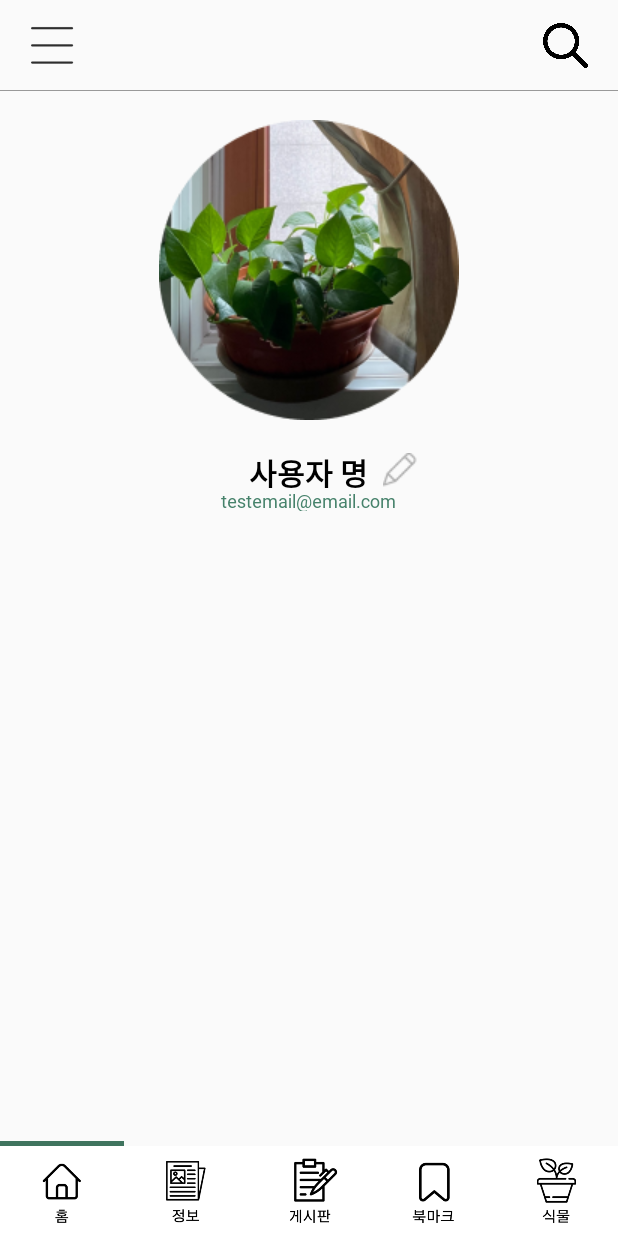
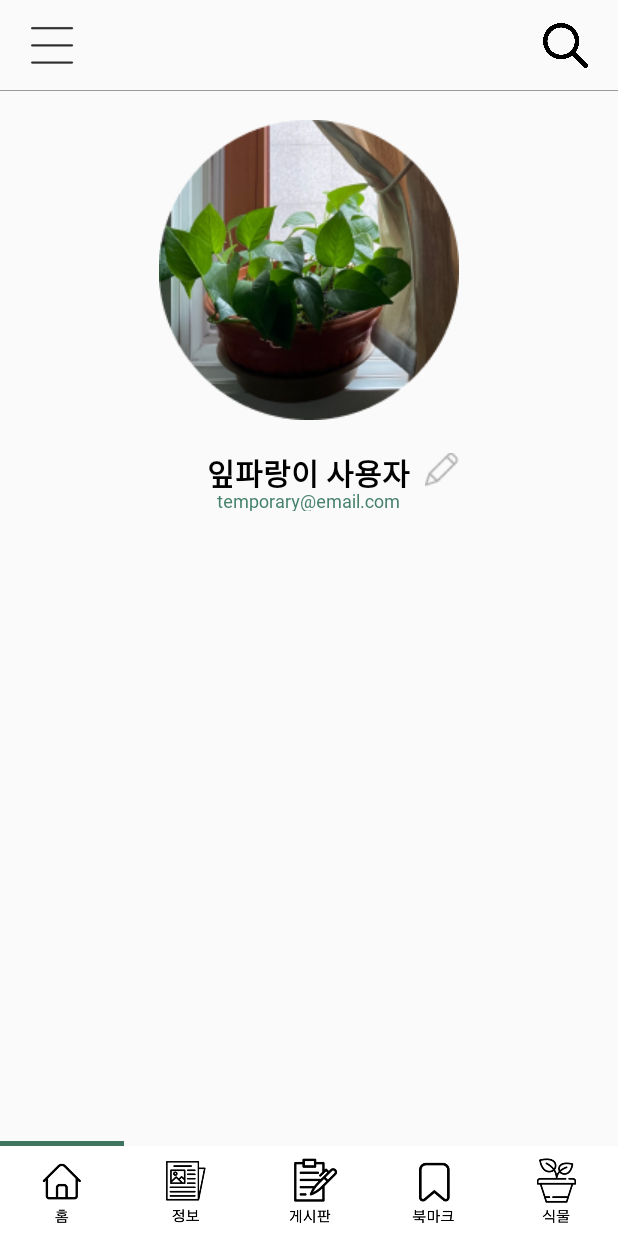
Before and after one commit to mju-teamproject-44/BlueLeaf, an Android app: the screen it shows after launch once a user with an empty profile is signed in (MainActivity), on a phone screen of 412 x 824 dp. Run offline under Robolectric (Android 15) with nearby library versions, the phone set to English and light mode, and no system bars; our stand-ins replace Firebase (no records; nobody signed in at launch, a user with empty details on screens opened directly), data binding; 2 statements that could not run were skipped.

Commit message:
FEAT, DESIGN : HomeFragment FB연동 및 사용자명 변경 기능 구현
변경사항은 아래와 같습니다.
- 일부 디자인 수정
- Realtime Database와 사용자명, 이메일 연동
- 사용자명 수정 기능 추가

```diff
--- a/app/src/main/java/com/example/blueleaf/fragments/HomeFragment.kt
+++ b/app/src/main/java/com/example/blueleaf/fragments/HomeFragment.kt
@@ -1,18 +1,32 @@
 package com.example.blueleaf.fragments
 
 import android.os.Bundle
+import android.util.Log
 import androidx.fragment.app.Fragment
 import android.view.LayoutInflater
 import android.view.View
 import android.view.ViewGroup
+import android.widget.ImageView
+import android.widget.TextView
+import android.widget.Toast
 import androidx.databinding.DataBindingUtil
 import androidx.navigation.findNavController
 import com.example.blueleaf.R
+import com.example.blueleaf.contentsList.UserModel
 import com.example.blueleaf.databinding.FragmentHomeBinding
+import com.google.firebase.auth.ktx.auth
+import com.google.firebase.database.DatabaseReference
+import com.google.firebase.database.ktx.database
+import com.google.firebase.ktx.Firebase
+import java.lang.Exception
 
 
 class HomeFragment : Fragment() {
     private lateinit var binding:FragmentHomeBinding
+
+    //Database Reference
+    private lateinit var database : DatabaseReference
+
     override fun onCreate(savedInstanceState: Bundle?) {
         super.onCreate(savedInstanceState)
     }
@@ -21,7 +35,82 @@ class HomeFragment : Fragment() {
 
         binding = DataBindingUtil.inflate(inflater, R.layout.fragment_home, container, false)
 
+        //* Display & Editing UserName (Jinhyun)
+        // #1. Variables
+        database = Firebase.database.reference
+        val userUID = Firebase.auth.currentUser?.uid
+        var userName: String = "잎파랑이 사용자"
+        var userEmail: String = "temporary@email.com"
 
+        // #2. Function
+        fun setUserName(newName: String){
+            binding.homeUsernameTextView.text = newName
+            binding.homeUsernameEditText.hint = newName
+
+        }
+        fun setEditMode(isEditing: Boolean){
+            if(isEditing){
+                binding.homeUsernameTextView.visibility = TextView.INVISIBLE
+                binding.homeEditImageView.visibility = ImageView.GONE
+                binding.homeUsernameEditText.visibility = TextView.VISIBLE
+                binding.homeSaveImageView.visibility = ImageView.VISIBLE
+            }
+            else{
+                binding.homeUsernameTextView.visibility = TextView.VISIBLE
+                binding.homeEditImageView.visibility = ImageView.VISIBLE
+                binding.homeUsernameEditText.visibility = TextView.GONE
+                binding.homeSaveImageView.visibility = ImageView.GONE
+            }
+        }
+
+       try {
+           // #3. Details - Display UserName & Email
+           if (userUID == null) {
+               throw Exception("userUID is null")
+           }
+           //Gets the user's name
+           database.child("users").child(userUID!!).child("userName").get()
+               .addOnSuccessListener {
+                   userName = it.value.toString()
+                   setUserName(userName)
+                   Log.d("Success_userName", "userName = $userName")
+
+               }.addOnFailureListener {
+                   setUserName(userName)
+                   Log.e("Fail_userName", "Failed to get user name.")
+                   throw Exception("userName not found.")
+               }
+           //Gets the user's email
+           database.child("users").child(userUID!!).child("userEmail").get()
+               .addOnSuccessListener {
+                   userEmail = it.value.toString()
+                   binding.homeEmailTextView.text = userEmail
+                   Log.d("Success_userEmail", "userEmail = $userEmail")
+
+               }.addOnFailureListener {
+                   binding.homeEmailTextView.text = userEmail
+                   Log.e("Fail_userEmail", "Failed to get user email.")
+                   throw Exception("userEmail not found.")
+               }
+
+           // #4. Details - Editing UserName
+           binding.homeEditImageView.setOnClickListener {
+               setEditMode(true)
+               binding.homeSaveImageView.setOnClickListener {
+                   //Edit Local
+                   val newUserName: String = binding.homeUsernameEditText.text.toString()
+                   setUserName(newUserName)
+
+                   //Edit Database
+                   database.child("users").child(userUID!!).child("userName").setValue(newUserName)
+
+                   setEditMode(false)
+               }
+           }
+       }catch(e: Exception){
+           Toast.makeText(context, "사용자 정보를 불러오는데 실패했습니다.", Toast.LENGTH_LONG).show()
+           Log.e("Error", e.message.toString())
+       }
 
         //Navigate
         binding.homeTab.setOnClickListener(){
--- a/app/src/main/res/layout/fragment_home.xml
+++ b/app/src/main/res/layout/fragment_home.xml
@@ -24,7 +24,7 @@
                 android:layout_height="wrap_content">
 
                 <ImageView
-                    android:id="@+id/home_profile_imageview"
+                    android:id="@+id/homeProfileImageView"
 
                     android:src="@drawable/home_profile"
 
@@ -36,11 +36,14 @@
                     android:layout_height="200dp">
                 </ImageView>
 
-                <TextView
-                    android:id="@+id/home_username_textview"
-                    android:visibility="visible"
+                <EditText
+                    android:id="@+id/homeUsernameEditText"
+                    android:visibility="gone"
+                    android:background="@android:color/transparent"
+                    android:singleLine="true"
+                    android:privateImeOptions="defaultInputmode=korean"
 
-                    android:text="사용자 명"
+                    android:hint=""
                     android:textColor="@color/black"
                     android:textSize="20sp"
                     android:textStyle="bold"
@@ -49,18 +52,18 @@
                     android:gravity="center"
 
                     android:layout_centerHorizontal="true"
-                    android:layout_below="@id/home_profile_imageview"
+                    android:layout_below="@id/homeProfileImageView"
                     android:layout_marginTop="20dp"
 
                     android:layout_width="wrap_content"
-                    android:layout_height="25dp">
-                </TextView>
+                    android:layout_height="wrap_content">
+                </EditText>
 
-                <EditText
-                    android:id="@+id/home_username_edittext"
-                    android:visibility="gone"
+                <TextView
+                    android:id="@+id/homeUsernameTextView"
+                    android:visibility="visible"
 
-                    android:text="사용자 명"
+                    android:text=""
                     android:textColor="@color/black"
                     android:textSize="20sp"
                     android:textStyle="bold"
@@ -69,21 +72,21 @@
                     android:gravity="center"
 
                     android:layout_centerHorizontal="true"
-                    android:layout_below="@id/home_profile_imageview"
+                    android:layout_below="@id/homeProfileImageView"
                     android:layout_marginTop="20dp"
 
                     android:layout_width="wrap_content"
                     android:layout_height="25dp">
-                </EditText>
+                </TextView>
 
                 <ImageView
-                    android:id="@+id/home_edit_emageview"
-                    android:visibility="visible"
+                    android:id="@+id/homeSaveImageView"
+                    android:visibility="gone"
 
                     android:src="@drawable/home_icon_pen"
 
-                    android:layout_toEndOf="@id/home_username_textview"
-                    android:layout_alignBottom="@id/home_username_textview"
+                    android:layout_toEndOf="@id/homeUsernameEditText"
+                    android:layout_alignBottom="@id/homeUsernameEditText"
                     android:layout_marginLeft="10dp"
 
                     android:layout_width="wrap_content"
@@ -91,13 +94,13 @@
                 </ImageView>
 
                 <ImageView
-                    android:id="@+id/home_save_emageview"
-                    android:visibility="gone"
+                    android:id="@+id/homeEditImageView"
+                    android:visibility="visible"
 
                     android:src="@drawable/home_icon_pen"
 
-                    android:layout_toEndOf="@id/home_username_textview"
-                    android:layout_alignBottom="@id/home_username_textview"
+                    android:layout_toEndOf="@id/homeUsernameTextView"
+                    android:layout_alignBottom="@id/homeUsernameTextView"
                     android:layout_marginLeft="10dp"
 
                     android:layout_width="wrap_content"
@@ -105,15 +108,15 @@
                 </ImageView>
 
                 <TextView
-                    android:id="@+id/home_email_textview"
+                    android:id="@+id/homeEmailTextView"
 
-                    android:text="testemail@email.com"
+                    android:text=""
                     android:textSize="12sp"
                     android:textColor="#46826B"
                     android:fontFamily="@font/korail_round_gothic_light"
 
                     android:layout_centerHorizontal="true"
-                    android:layout_below="@id/home_username_textview"
+                    android:layout_below="@id/homeUsernameTextView"
                     android:layout_marginTop="0dp"
 
                     android:layout_width="wrap_content"
```
Also changed, not shown: app/src/main/java/com/example/blueleaf/contentsList/UserModel.kt (added, +7 -0 lines).
